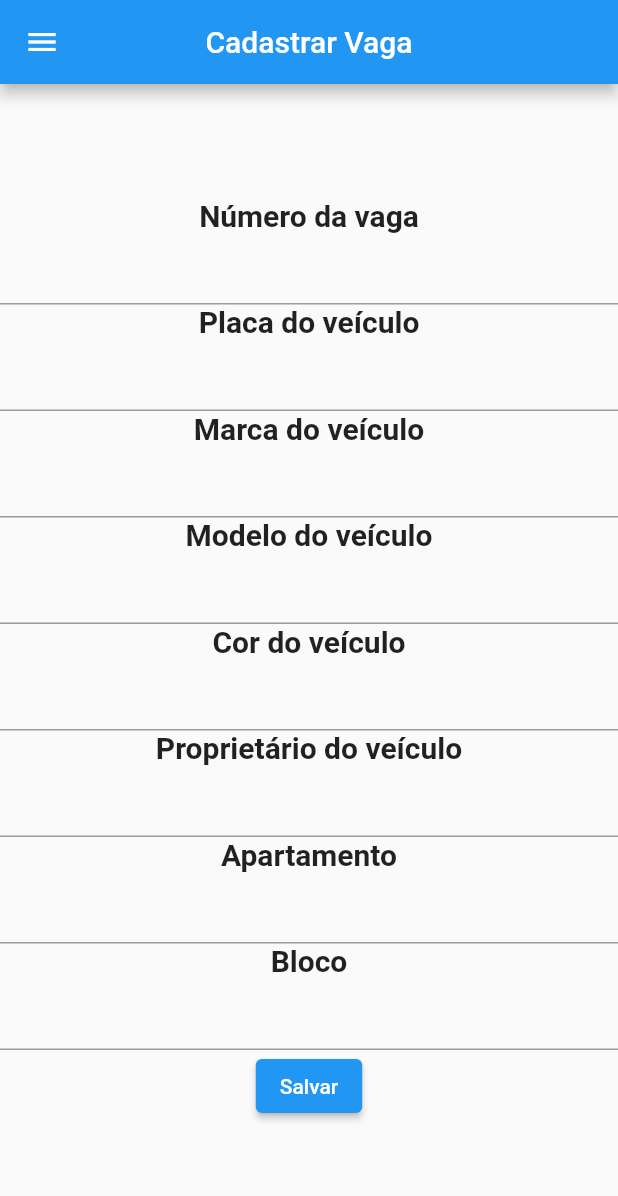
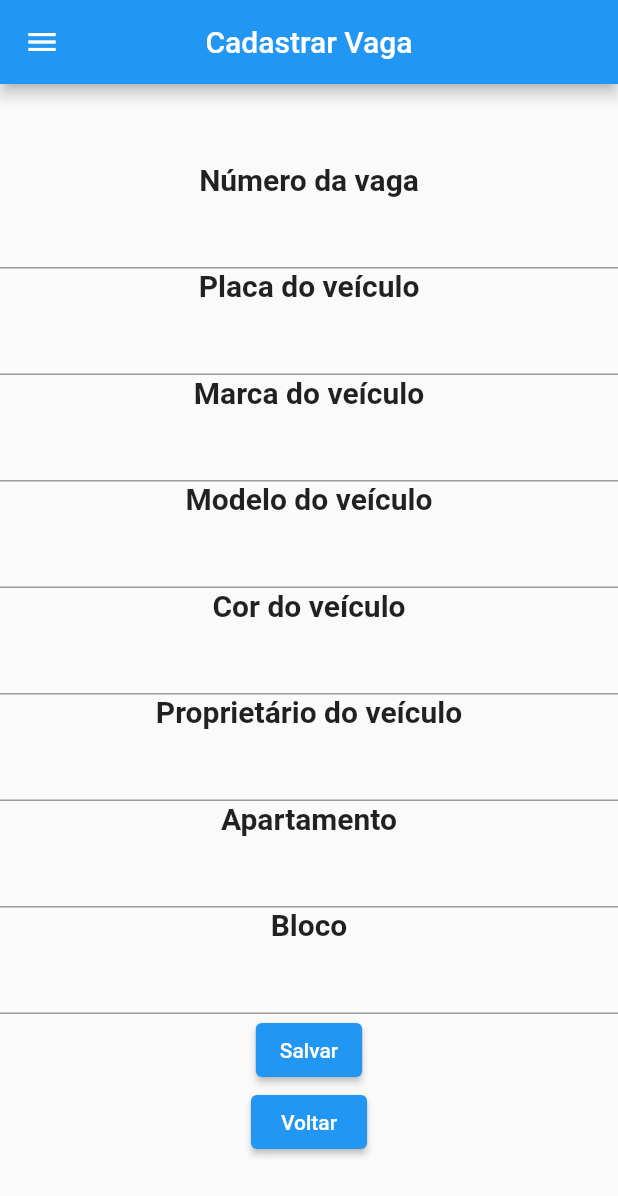
Before and after one commit to micheltartas/Faculdade_SENAI, a Flutter app: the CreatePage screen opened directly, on a phone screen of 412 x 824 dp. Shown: the top 1196 px of the screen. Run offline on Flutter 3.47's test engine with Material 2 defaults, Android fonts, the phone set to English and light mode, and no system bars; our stand-ins replace get; network calls fail.

Commit message:
Adicionados os botões de Voltar

```diff
--- a/Flutter/parking_spot/lib/app/screens/create_screen.dart
+++ b/Flutter/parking_spot/lib/app/screens/create_screen.dart
@@ -7,6 +7,7 @@ import 'package:get/get_navigation/src/snackbar/snackbar.dart';
 import '../components/menu_component.dart';
 import '../controllers/parking_spot_controller.dart';
 import '../models/parking_spot_model.dart';
+import 'home_screen.dart';
 
 class CreatePage extends StatefulWidget {
   const CreatePage({Key? key, required this.title}) : super(key: key);
@@ -154,7 +155,16 @@ class _AboutPageState extends State<CreatePage> {
                           colorText: Colors.white);
                     }
                   },
-                  child: Text("Salvar"))
+                  child: Text("Salvar"),
+
+              ),
+
+              ElevatedButton(
+                  child: Text("Voltar"),
+                  onPressed: () => Get.back(),
+                  style: ElevatedButton.styleFrom(padding: const EdgeInsets.fromLTRB(20, 10, 20, 10))
+              )
+
             ]),
       ),
     );
```
Also changed, not shown: Flutter/parking_spot/lib/app/screens/detail_screen.dart (+10 -3 lines), Flutter/parking_spot/lib/app/screens/edit_screen.dart (+9 -1 lines).
